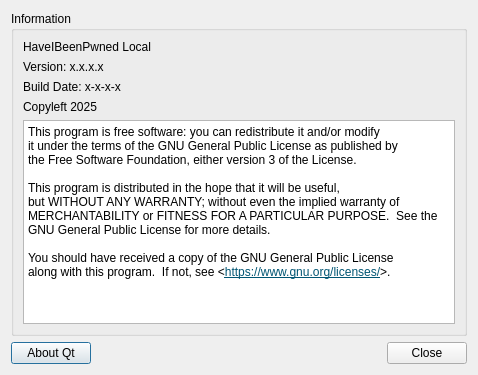
The window that aboutdialog.ui (BrainB0ne/haveibeenpwned-local) describes before a commit, drawn with Qt 5.
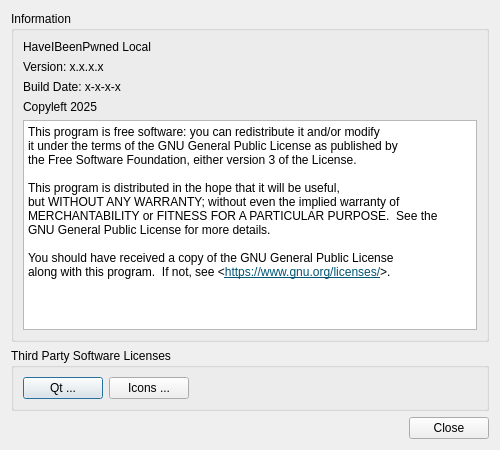
The same window after the commit. Icons and pictures are not drawn.

Commit message: redesign of AboutDialog: added LicenseDialog for Icons

Patch:
```diff
--- a/aboutdialog.ui
+++ b/aboutdialog.ui
@@ -9,15 +9,15 @@
    <rect>
     <x>0</x>
     <y>0</y>
-    <width>478</width>
-    <height>375</height>
+    <width>500</width>
+    <height>450</height>
    </rect>
   </property>
   <property name="windowTitle">
    <string>About HaveIBeenPwned Local</string>
   </property>
-  <layout class="QGridLayout" name="gridLayout_2">
-   <item row="0" column="0" colspan="3">
+  <layout class="QGridLayout" name="gridLayout_3">
+   <item row="0" column="0" colspan="2">
     <widget class="QGroupBox" name="groupBox">
      <property name="title">
       <string>Information</string>
@@ -84,14 +84,57 @@
      </layout>
     </widget>
    </item>
-   <item row="1" column="0">
-    <widget class="QPushButton" name="licenseButton">
-     <property name="text">
-      <string>About Qt</string>
+   <item row="1" column="0" colspan="2">
+    <widget class="QGroupBox" name="groupBox_2">
+     <property name="title">
+      <string>Third Party Software Licenses</string>
      </property>
+     <layout class="QGridLayout" name="gridLayout_2">
+      <item row="0" column="0">
+       <widget class="QPushButton" name="licenseButton">
+        <property name="text">
+         <string>Qt ...</string>
+        </property>
+        <property name="icon">
+         <iconset resource="haveibeenpwned-local.qrc">
+          <normaloff>:/images/qt/qt.png</normaloff>:/images/qt/qt.png</iconset>
+        </property>
+        <property name="iconSize">
+         <size>
+          <width>16</width>
+          <height>16</height>
+         </size>
+        </property>
+       </widget>
+      </item>
+      <item row="0" column="1">
+       <widget class="QPushButton" name="iconsLicenseButton">
+        <property name="text">
+         <string>Icons ...</string>
+        </property>
+        <property name="icon">
+         <iconset resource="haveibeenpwned-local.qrc">
+          <normaloff>:/images/tabler/brand-tabler.png</normaloff>:/images/tabler/brand-tabler.png</iconset>
+        </property>
+       </widget>
+      </item>
+      <item row="0" column="2">
+       <spacer name="horizontalSpacer_2">
+        <property name="orientation">
+         <enum>Qt::Orientation::Horizontal</enum>
+        </property>
+        <property name="sizeHint" stdset="0">
+         <size>
+          <width>297</width>
+          <height>20</height>
+         </size>
+        </property>
+       </spacer>
+      </item>
+     </layout>
     </widget>
    </item>
-   <item row="1" column="1">
+   <item row="2" column="0">
     <spacer name="horizontalSpacer">
      <property name="orientation">
       <enum>Qt::Orientation::Horizontal</enum>
@@ -104,7 +147,7 @@
      </property>
     </spacer>
    </item>
-   <item row="1" column="2">
+   <item row="2" column="1">
     <widget class="QDialogButtonBox" name="buttonBox">
      <property name="orientation">
       <enum>Qt::Orientation::Horizontal</enum>
```
Left out of the diff: 4 changed lines with no effect on the pictures. The commit also changes 2 other files.
